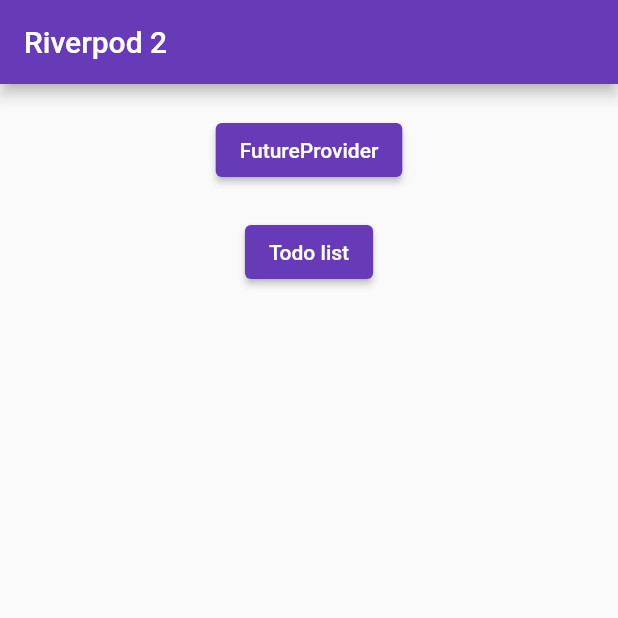
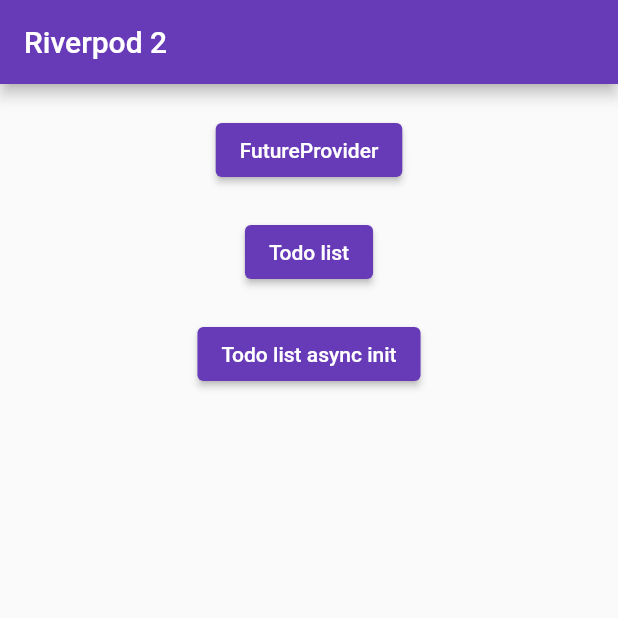
Before and after one commit to flutterrausch/flutter_examples, a Flutter app: the screen it shows after launch, on a phone screen of 412 x 824 dp, the top half of it. Run offline on Flutter 3.47's test engine with Material 2 defaults, Android fonts, the light colour scheme and no system bars; our stand-ins replace dio, flutter_riverpod; missing offline and left inert: jwt_decode.

Commit message:
[add] new todo page with async init (widget rebuild is broken)

```diff
--- a/040__riverpod2/lib/main.dart
+++ b/040__riverpod2/lib/main.dart
@@ -1,5 +1,6 @@
 import 'package:flutter/material.dart';
 import 'package:flutter_riverpod/flutter_riverpod.dart';
+import 'package:riverpod2/todo_asyncinit_page.dart';
 
 import 'future_provider_page.dart';
 import 'todo_page.dart';
@@ -45,6 +46,9 @@
 
                       const SizedBox(height: 20),
                       PageButton('Todo list', TodoPage(), context),
+
+                      const SizedBox(height: 20),
+                      PageButton('Todo list async init', TodoAsyncInitPage(), context),
                     ],
                   ),
                 ),
--- /dev/null
+++ b/040__riverpod2/lib/todo_asyncinit_page.dart
@@ -0,0 +1,122 @@
+import 'package:flutter/material.dart';
+import 'package:flutter_riverpod/flutter_riverpod.dart';
+
+
+@immutable
+class Todo {
+  final String id;
+  final String description;
+  final bool completed;
+
+  const Todo({required this.id, required this.description, required this.completed});
+
+  Todo copyWith({String? id, String? description, bool? completed}) {
+    return Todo(
+      id: id ?? this.id,
+      description: description ?? this.description,
+      completed: completed ?? this.completed,
+    );
+  }
+}
+
+// final exampleTodos = [
+//   const Todo(id: '1', description: 'Learn Flutter', completed: true),
+//   const Todo(id: '2', description: 'Build a todo app', completed: false),
+//   const Todo(id: '3', description: 'Deploy app to the app store', completed: false),
+// ];
+
+class TodosNotifier extends StateNotifier<List<Todo>> {
+  TodosNotifier(): super([]); // Initialize with an empty list
+
+  void addTodo(Todo todo) {
+    state = [...state, todo];
+  }
+
+  void removeTodo(String todoId) {
+    state = [
+      for (final todo in state)
+        if (todo.id != todoId) todo,
+    ];
+  }
+
+  // Mark as completed
+  void toggle(String todoId) {
+    state = [
+      for (final todo in state)
+        if (todo.id == todoId)  // mark only the matching todo as completed
+          todo.copyWith(completed: !todo.completed)
+        else
+          todo,
+    ];
+  }
+}
+
+
+
+Future<List<Todo>> fetchTodosFromAsyncDataSource() async {
+  await Future.delayed(const Duration(seconds: 3)); // Wait for 3 seconds
+  return [
+    const Todo(id: '1', description: 'Learn Flutter', completed: true),
+    const Todo(id: '2', description: 'Build a todo app', completed: false),
+    const Todo(id: '3', description: 'Deploy app to the app store', completed: false),
+    const Todo(id: '4', description: 'This comes from async data src', completed: true),
+  ];
+}
+
+
+final todosProvider = StateNotifierProvider<TodosNotifier, List<Todo>>((ref) {
+  return TodosNotifier();
+});
+
+final todosAsyncProvider = FutureProvider<List<Todo>>((ref) async {
+  return await fetchTodosFromAsyncDataSource();
+});
+
+class TodoListView extends ConsumerWidget {
+  const TodoListView({Key? key}) : super(key: key);
+
+  @override
+  Widget build(BuildContext context, WidgetRef ref) {
+    final AsyncValue<List<Todo>> todosAsyncValue = ref.watch(todosAsyncProvider);
+        //List<Todo> todos = ref.watch(todosProvider);  // rebuild the widget when the todo list changes
+
+    return todosAsyncValue.when(
+      data: (List<Todo> todos) {
+
+        return ListView(
+          children: [
+            for (final todo in todos)
+              CheckboxListTile(
+                title: Text(todo.description),
+                value: todo.completed,
+                onChanged: (value) => ref.read(todosProvider.notifier).toggle(todo.id),  // change complete state on tap
+              ),
+          ],
+        );
+      },
+      loading: () => const Center(child: CircularProgressIndicator()),
+      error: (error, stackTrace) => Text('Error: $error'),
+    );
+  }
+}
+
+
+class TodoAsyncInitPage extends ConsumerWidget {
+  const TodoAsyncInitPage({super.key});
+
+  @override
+  Widget build(BuildContext context, WidgetRef ref) {
+    return Scaffold(
+      appBar: AppBar(
+        title: const Text('Future provider page'),
+      ),
+      body: Column(
+        children: const [
+          Expanded(
+            child: TodoListView(),
+          ),
+        ],
+      )
+    );
+  }
+}
```
